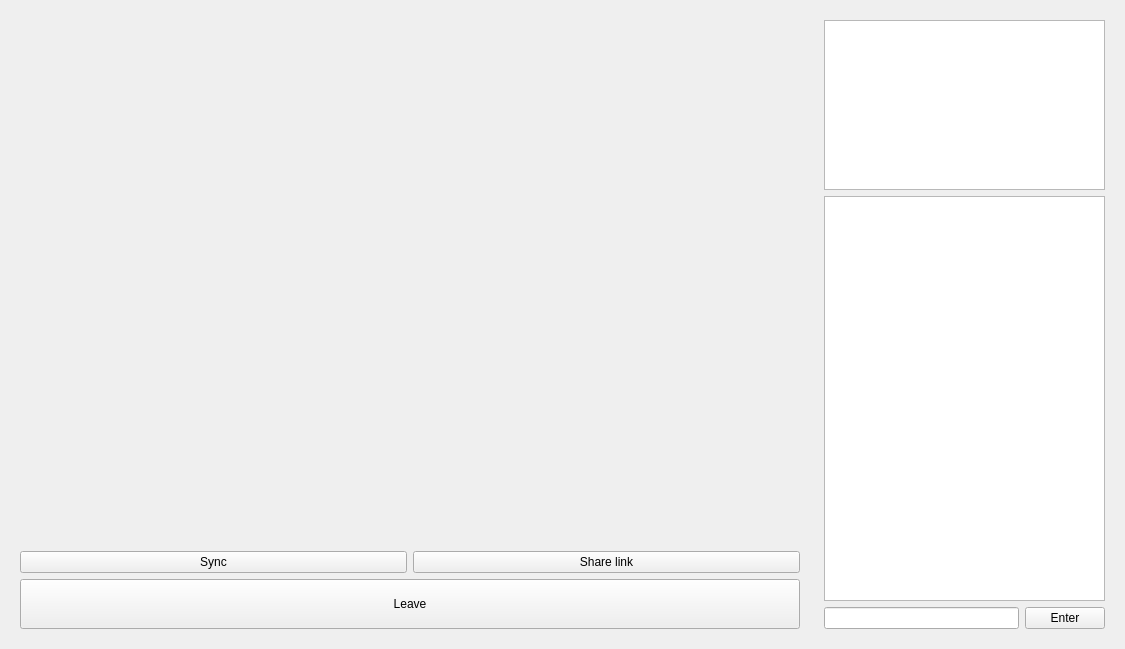
Old version of the form client/static/ui/roomwidget.ui in the repository cpp-park-vk-education/2022_2_cash_map.
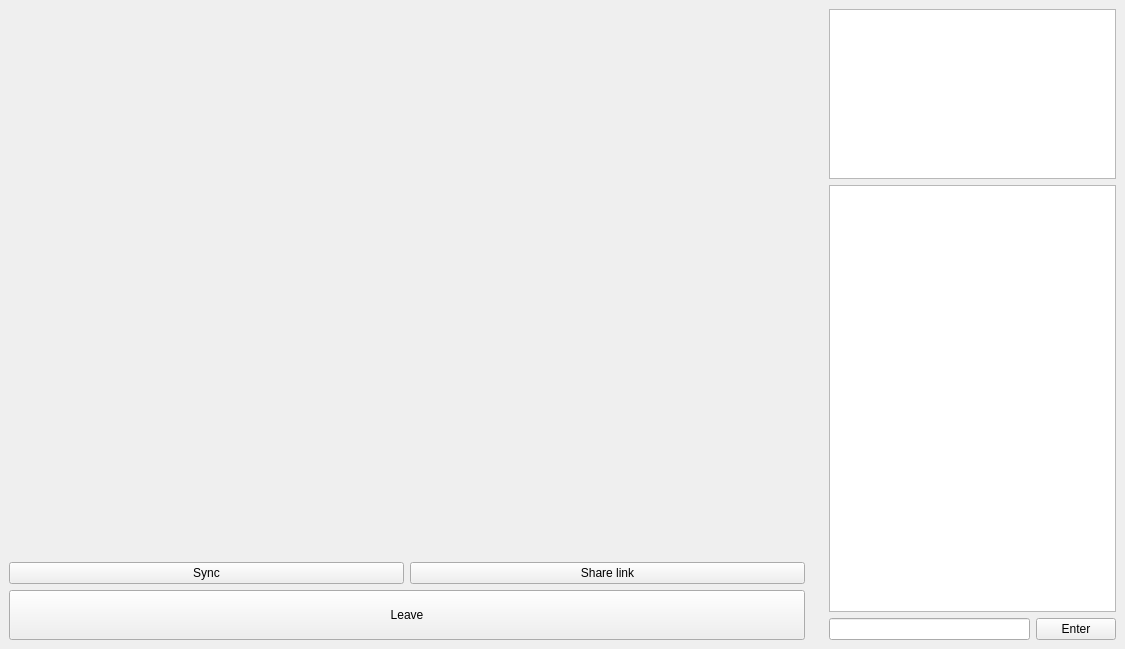
New version of the form.

Diff of the .ui file:
```diff
--- a/client/static/ui/roomwidget.ui
+++ b/client/static/ui/roomwidget.ui
@@ -20,6 +20,18 @@
    <string>Form</string>
   </property>
   <layout class="QGridLayout" name="gridLayout_2">
+   <property name="leftMargin">
+    <number>0</number>
+   </property>
+   <property name="topMargin">
+    <number>0</number>
+   </property>
+   <property name="rightMargin">
+    <number>0</number>
+   </property>
+   <property name="bottomMargin">
+    <number>0</number>
+   </property>
    <item row="0" column="0" rowspan="5">
     <widget class="QWidget" name="WatcherWidget" native="true">
      <property name="sizePolicy">
```
